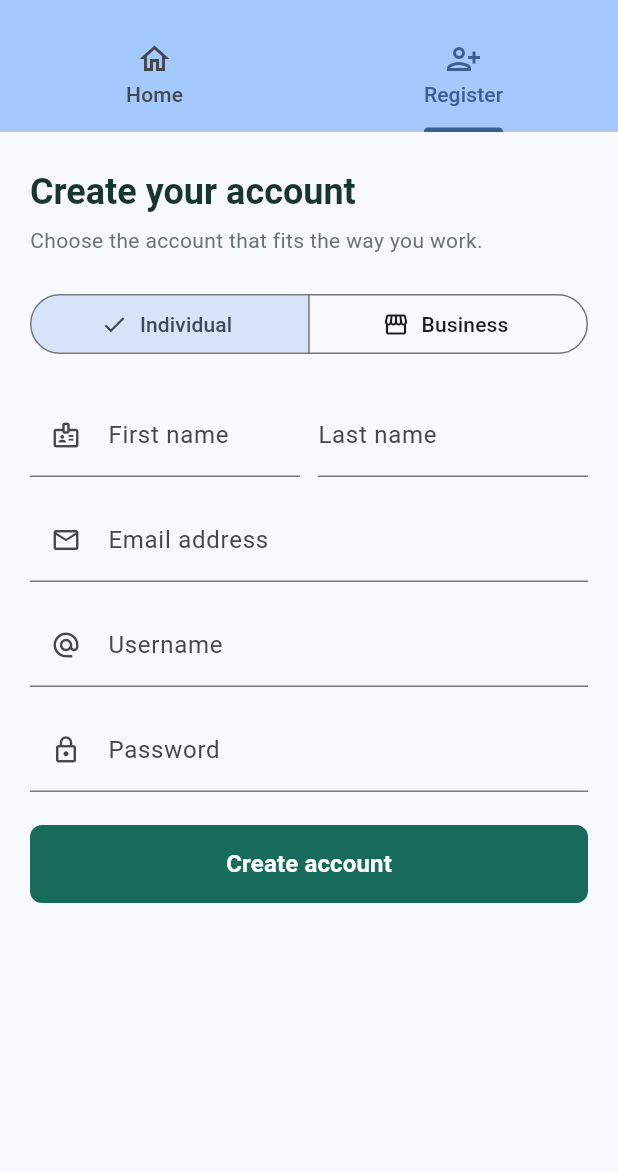
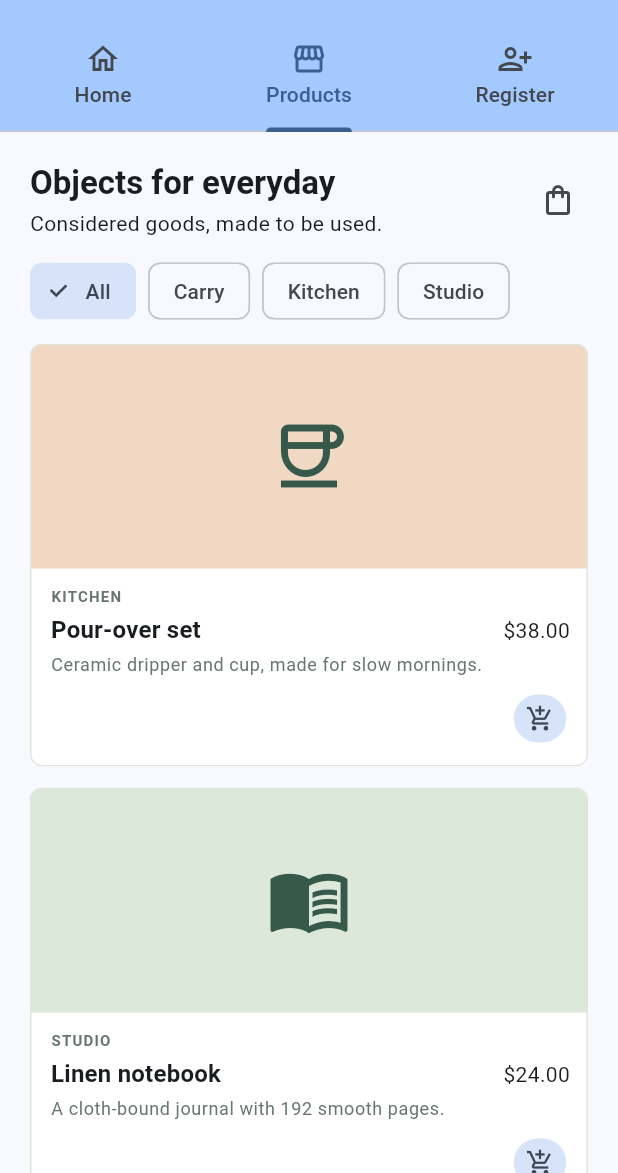
Before and after one commit to paulkavule/Flutter-Interview, a Flutter app: the screen it shows after launch, tab 2 chosen, on a phone screen of 412 x 824 dp, the part 63-1236 px from its top. Run offline on Flutter 3.47's test engine with Material 3 defaults, Android fonts, the phone set to English and light mode, and no system bars.

Commit message:
question4

```diff
--- a/lib/main.dart
+++ b/lib/main.dart
@@ -1,5 +1,6 @@
 import 'package:flutter/material.dart';
 import 'package:dart_function/registration.dart';
+import 'package:dart_function/products.dart';
 
 void main() {
   runApp(const MyApp());
@@ -111,6 +112,7 @@ class _MyHomePageState extends State<MyHomePage> {
           bottom: const TabBar(
             tabs: [
               Tab(icon: Icon(Icons.home_outlined), text: 'Home'),
+              Tab(icon: Icon(Icons.storefront_outlined), text: 'Products'),
               Tab(
                   icon: Icon(Icons.person_add_alt_1_outlined),
                   text: 'Register'),
@@ -143,6 +145,7 @@ class _MyHomePageState extends State<MyHomePage> {
                 ],
               ),
             ),
+            const ProductsScreen(),
             const RegistrationScreen(),
           ],
         ),
--- /dev/null
+++ b/lib/products.dart
@@ -0,0 +1,454 @@
+import 'package:flutter/material.dart';
+
+class Product {
+  const Product({
+    required this.id,
+    required this.name,
+    required this.category,
+    required this.description,
+    required this.price,
+    required this.icon,
+    required this.color,
+  });
+
+  final int id;
+  final String name;
+  final String category;
+  final String description;
+  final double price;
+  final IconData icon;
+  final Color color;
+}
+
+const _products = [
+  Product(
+    id: 1,
+    name: 'Pour-over set',
+    category: 'Kitchen',
+    description: 'Ceramic dripper and cup, made for slow mornings.',
+    price: 38.00,
+    icon: Icons.coffee_outlined,
+    color: Color(0xFFF0D8C3),
+  ),
+  Product(
+    id: 2,
+    name: 'Linen notebook',
+    category: 'Studio',
+    description: 'A cloth-bound journal with 192 smooth pages.',
+    price: 24.00,
+    icon: Icons.menu_book_outlined,
+    color: Color(0xFFDCE9DA),
+  ),
+  Product(
+    id: 3,
+    name: 'Everyday tote',
+    category: 'Carry',
+    description: 'Heavyweight cotton canvas with a roomy base.',
+    price: 32.00,
+    icon: Icons.shopping_bag_outlined,
+    color: Color(0xFFE8E2C8),
+  ),
+  Product(
+    id: 4,
+    name: 'Desk light',
+    category: 'Studio',
+    description: 'Warm, adjustable light with a solid oak base.',
+    price: 86.00,
+    icon: Icons.light_outlined,
+    color: Color(0xFFF1E3AE),
+  ),
+  Product(
+    id: 5,
+    name: 'Field bottle',
+    category: 'Carry',
+    description: 'Double-wall steel keeps drinks cold all day.',
+    price: 29.00,
+    icon: Icons.water_drop_outlined,
+    color: Color(0xFFD7E7E9),
+  ),
+  Product(
+    id: 6,
+    name: 'Stoneware bowl',
+    category: 'Kitchen',
+    description: 'A softly speckled bowl for everyday meals.',
+    price: 26.00,
+    icon: Icons.ramen_dining_outlined,
+    color: Color(0xFFEBD9D5),
+  ),
+];
+
+class ProductsScreen extends StatefulWidget {
+  const ProductsScreen({super.key});
+
+  @override
+  State<ProductsScreen> createState() => _ProductsScreenState();
+}
+
+class _ProductsScreenState extends State<ProductsScreen> {
+  final Map<int, int> _cart = {};
+  String _selectedCategory = 'All';
+
+  int get _cartCount => _cart.values.fold(0, (sum, count) => sum + count);
+
+  List<String> get _categories => [
+        'All',
+        ..._products.map((product) => product.category).toSet().toList()
+          ..sort(),
+      ];
+
+  List<Product> get _visibleProducts => _selectedCategory == 'All'
+      ? _products
+      : _products
+          .where((product) => product.category == _selectedCategory)
+          .toList();
+
+  void _changeQuantity(int productId, int quantity) {
+    setState(() {
+      if (quantity <= 0) {
+        _cart.remove(productId);
+      } else {
+        _cart[productId] = quantity;
+      }
+    });
+  }
+
+  void _openCart() {
+    Navigator.of(context).push(
+      MaterialPageRoute<void>(
+        builder: (_) => CartScreen(
+          products: _products,
+          quantities: _cart,
+          onQuantityChanged: _changeQuantity,
+        ),
+      ),
+    );
+  }
+
+  @override
+  Widget build(BuildContext context) {
+    final width = MediaQuery.sizeOf(context).width;
+    final columns = width >= 900
+        ? 3
+        : width >= 560
+            ? 2
+            : 1;
+
+    return Column(
+      children: [
+        Padding(
+          padding: const EdgeInsets.fromLTRB(20, 20, 16, 12),
+          child: Row(
+            children: [
+              Expanded(
+                child: Column(
+                  crossAxisAlignment: CrossAxisAlignment.start,
+                  children: [
+                    Text(
+                      'Objects for everyday',
+                      style: Theme.of(context).textTheme.titleLarge?.copyWith(
+                            fontWeight: FontWeight.w700,
+                          ),
+                    ),
+                    const SizedBox(height: 3),
+                    const Text('Considered goods, made to be used.'),
+                  ],
+                ),
+              ),
+              Badge.count(
+                count: _cartCount,
+                isLabelVisible: _cartCount > 0,
+                child: IconButton(
+                  onPressed: _openCart,
+                  tooltip: 'Open cart',
+                  icon: const Icon(Icons.shopping_bag_outlined),
+                ),
+              ),
+            ],
+          ),
+        ),
+        SizedBox(
+          height: 46,
+          child: ListView.separated(
+            padding: const EdgeInsets.symmetric(horizontal: 20),
+            scrollDirection: Axis.horizontal,
+            itemCount: _categories.length,
+            separatorBuilder: (_, __) => const SizedBox(width: 8),
+            itemBuilder: (context, index) {
+              final category = _categories[index];
+              return ChoiceChip(
+                label: Text(category),
+                selected: _selectedCategory == category,
+                onSelected: (_) => setState(() => _selectedCategory = category),
+              );
+            },
+          ),
+        ),
+        const SizedBox(height: 12),
+        Expanded(
+          child: GridView.builder(
+            padding: const EdgeInsets.fromLTRB(20, 0, 20, 20),
+            itemCount: _visibleProducts.length,
+            gridDelegate: SliverGridDelegateWithFixedCrossAxisCount(
+              crossAxisCount: columns,
+              mainAxisExtent: 282,
+              crossAxisSpacing: 14,
+              mainAxisSpacing: 14,
+            ),
+            itemBuilder: (context, index) {
+              final product = _visibleProducts[index];
+              return _ProductTile(
+                product: product,
+                quantity: _cart[product.id] ?? 0,
+                onAdd: () => _changeQuantity(
+                  product.id,
+                  (_cart[product.id] ?? 0) + 1,
+                ),
+              );
+            },
+          ),
+        ),
+      ],
+    );
+  }
+}
+
+class _ProductTile extends StatelessWidget {
+  const _ProductTile({
+    required this.product,
+    required this.quantity,
+    required this.onAdd,
+  });
+
+  final Product product;
+  final int quantity;
+  final VoidCallback onAdd;
+
+  @override
+  Widget build(BuildContext context) {
+    return Card(
+      margin: EdgeInsets.zero,
+      color: Colors.white,
+      elevation: 0,
+      shape: RoundedRectangleBorder(
+        borderRadius: BorderRadius.circular(8),
+        side: const BorderSide(color: Color(0xFFE1E5DE)),
+      ),
+      clipBehavior: Clip.antiAlias,
+      child: Column(
+        crossAxisAlignment: CrossAxisAlignment.stretch,
+        children: [
+          Expanded(
+            child: ColoredBox(
+              color: product.color,
+              child: Center(
+                child: Icon(product.icon,
+                    size: 56, color: const Color(0xFF36594C)),
+              ),
+            ),
+          ),
+          Padding(
+            padding: const EdgeInsets.fromLTRB(14, 11, 12, 12),
+            child: Column(
+              crossAxisAlignment: CrossAxisAlignment.start,
+              children: [
+                Text(
+                  product.category.toUpperCase(),
+                  style: const TextStyle(
+                    color: Color(0xFF69766F),
+                    fontSize: 10,
+                    fontWeight: FontWeight.w700,
+                    letterSpacing: 0.8,
+                  ),
+                ),
+                const SizedBox(height: 4),
+                Row(
+                  children: [
+                    Expanded(
+                      child: Text(
+                        product.name,
+                        maxLines: 1,
+                        overflow: TextOverflow.ellipsis,
+                        style:
+                            Theme.of(context).textTheme.titleMedium?.copyWith(
+                                  fontWeight: FontWeight.w700,
+                                ),
+                      ),
+                    ),
+                    Text('\$${product.price.toStringAsFixed(2)}'),
+                  ],
+                ),
+                const SizedBox(height: 3),
+                Text(
+                  product.description,
+                  maxLines: 2,
+                  overflow: TextOverflow.ellipsis,
+                  style: Theme.of(context).textTheme.bodySmall?.copyWith(
+                        color: const Color(0xFF69766F),
+                        height: 1.3,
+                      ),
+                ),
+                const SizedBox(height: 8),
+                Row(
+                  children: [
+                    if (quantity > 0)
+                      Expanded(
+                        child: Text(
+                          '$quantity in cart',
+                          style: const TextStyle(
+                            color: Color(0xFF176B5B),
+                            fontWeight: FontWeight.w600,
+                          ),
+                        ),
+                      )
+                    else
+                      const Spacer(),
+                    IconButton.filledTonal(
+                      onPressed: onAdd,
+                      tooltip: 'Add ${product.name} to cart',
+                      visualDensity: VisualDensity.compact,
+                      icon: const Icon(Icons.add_shopping_cart_outlined,
+                          size: 19),
+                    ),
+                  ],
+                ),
+              ],
+            ),
+          ),
+        ],
+      ),
+    );
+  }
+}
+
+class CartScreen extends StatefulWidget {
+  const CartScreen({
+    super.key,
+    required this.products,
+    required this.quantities,
+    required this.onQuantityChanged,
+  });
+
+  final List<Product> products;
+  final Map<int, int> quantities;
+  final void Function(int productId, int quantity) onQuantityChanged;
+
+  @override
+  State<CartScreen> createState() => _CartScreenState();
+}
+
+class _CartScreenState extends State<CartScreen> {
+  List<Product> get _cartProducts => widget.products
+      .where((product) => (widget.quantities[product.id] ?? 0) > 0)
+      .toList();
+
+  double get _subtotal => _cartProducts.fold(
+        0,
+        (sum, product) =>
+            sum + product.price * (widget.quantities[product.id] ?? 0),
+      );
+
+  void _update(Product product, int quantity) {
+    widget.onQuantityChanged(product.id, quantity);
+    setState(() {});
+  }
+
+  @override
+  Widget build(BuildContext context) {
+    final cartProducts = _cartProducts;
+    return Scaffold(
+      appBar: AppBar(title: const Text('Your cart')),
+      body: cartProducts.isEmpty
+          ? Center(
+              child: Column(
+                mainAxisSize: MainAxisSize.min,
+                children: [
+                  const Icon(Icons.shopping_bag_outlined, size: 44),
+                  const SizedBox(height: 12),
+                  Text('Your cart is empty',
+                      style: Theme.of(context).textTheme.titleMedium),
+                  const SizedBox(height: 6),
+                  const Text('Add something useful from the product list.'),
+                ],
+              ),
+            )
+          : Column(
+              children: [
+                Expanded(
+                  child: ListView.separated(
+                    padding: const EdgeInsets.all(16),
+                    itemCount: cartProducts.length,
+                    separatorBuilder: (_, __) => const Divider(height: 24),
+                    itemBuilder: (context, index) {
+                      final product = cartProducts[index];
+                      final quantity = widget.quantities[product.id] ?? 0;
+                      return Row(
+                        children: [
+                          Container(
+                            width: 62,
+                            height: 62,
+                            decoration: BoxDecoration(
+                              color: product.color,
+                              borderRadius: BorderRadius.circular(8),
+                            ),
+                            child: Icon(product.icon,
+                                color: const Color(0xFF36594C)),
+                          ),
+                          const SizedBox(width: 12),
+                          Expanded(
+                            child: Column(
+                              crossAxisAlignment: CrossAxisAlignment.start,
+                              children: [
+                                Text(product.name,
+                                    style: const TextStyle(
+                                        fontWeight: FontWeight.w700)),
+                                const SizedBox(height: 4),
+                                Text(
+                                  '\$${product.price.toStringAsFixed(2)} each',
+                                  style:
+                                      const TextStyle(color: Color(0xFF69766F)),
+                                ),
+                              ],
+                            ),
+                          ),
+                          IconButton(
+                            onPressed: () => _update(product, quantity - 1),
+                            tooltip: 'Remove one ${product.name}',
+                            icon: const Icon(Icons.remove_circle_outline),
+                          ),
+                          Text('$quantity'),
+                          IconButton(
+                            onPressed: () => _update(product, quantity + 1),
+                            tooltip: 'Add one ${product.name}',
+                            icon: const Icon(Icons.add_circle_outline),
+                          ),
+                        ],
+                      );
+                    },
+                  ),
+                ),
+                SafeArea(
+                  top: false,
+                  child: Padding(
+                    padding: const EdgeInsets.fromLTRB(20, 14, 20, 16),
+                    child: Row(
+                      children: [
+                        const Expanded(
+                          child: Text('Subtotal',
+                              style: TextStyle(fontWeight: FontWeight.w600)),
+                        ),
+                        Text(
+                          '\$${_subtotal.toStringAsFixed(2)}',
+                          style:
+                              Theme.of(context).textTheme.titleLarge?.copyWith(
+                                    fontWeight: FontWeight.w700,
+                                  ),
+                        ),
+                      ],
+                    ),
+                  ),
+                ),
+              ],
+            ),
+    );
+  }
+}
```
Also changed, not shown: 1 other file.
